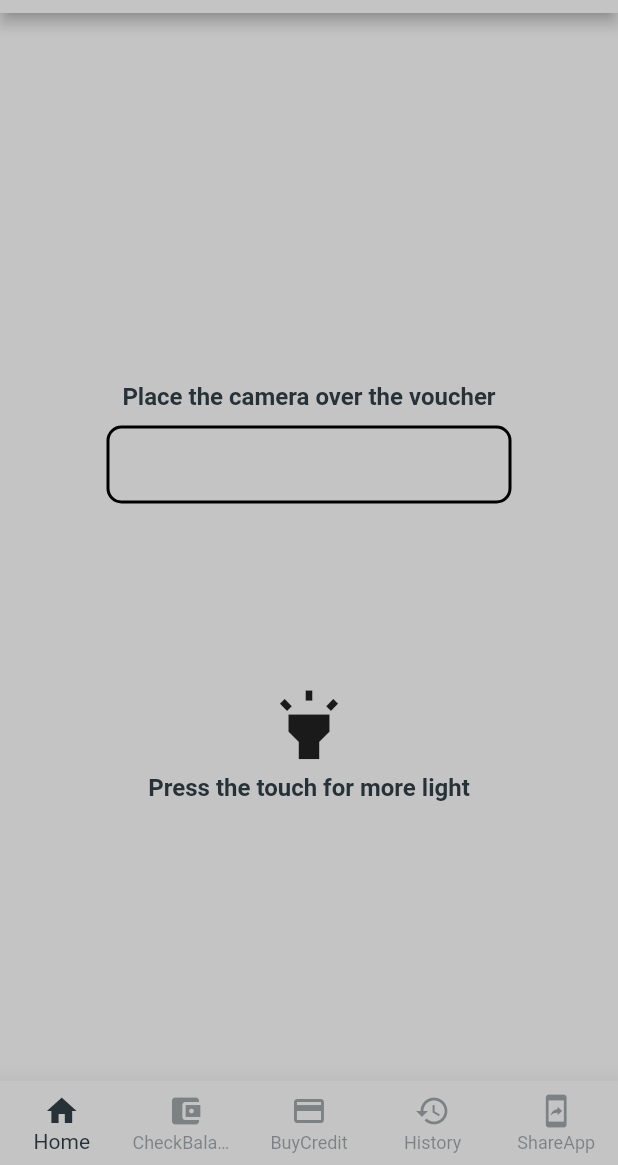
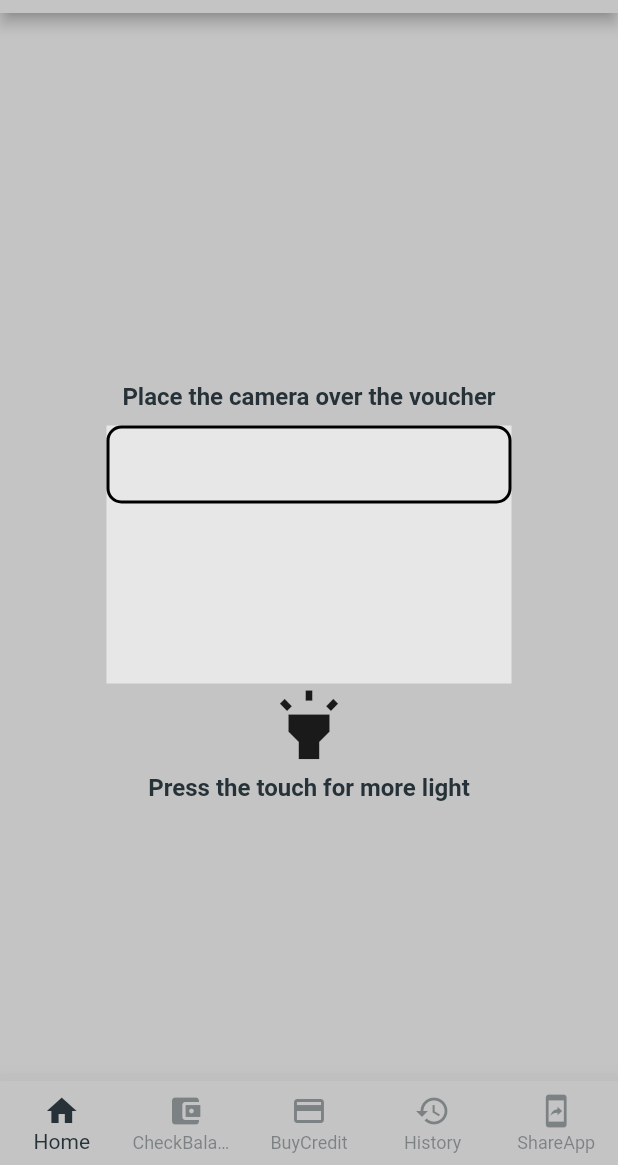
Before and after one commit to Mash-hood/scodar-App, a Flutter app: the screen it shows after launch, on a phone screen of 412 x 824 dp, the part 71-1236 px from its top. Run offline on Flutter 3.47's test engine with Material 2 defaults, Android fonts, the phone set to English and light mode, and no system bars.

Commit message:
playing with torch light hihlight using decorated container with column child. this has some shortcomings, will try using stack instead next

```diff
--- a/lib/screens/mainScreen.dart
+++ b/lib/screens/mainScreen.dart
@@ -1,5 +1,6 @@
 import 'package:flutter/material.dart';
 import 'package:scodar_app/socdar_theme.dart';
+import 'dart:math';
 
 class MainScreen extends StatelessWidget {
   const MainScreen({Key? key}) : super(key: key);
@@ -17,6 +18,12 @@ class MainScreen extends StatelessWidget {
             Text("Place the camera over the voucher",
                 style: ScodarTheme.secondaryTextTheme.headline3),
             const SizedBox(height: 10),
+            //stacking should work instead of this, show decorated paint when light is on
+            Container(
+              //transform: Matrix4.rotationZ(pi / 4),
+              decoration: BoxDecoration(color: Colors.white60),
+              child: Column(
+                children: <Widget>[
                   Container(
                     width: 270,
                     height: 52,
@@ -27,6 +34,9 @@ class MainScreen extends StatelessWidget {
                   ),
                   const SizedBox(
                     height: 120,
+                  ),
+                ],
+              ),
             ),
             const Icon(Icons.highlight, size: 55),
             const SizedBox(
```
Lines whose indentation alone changed are shown as unchanged.
